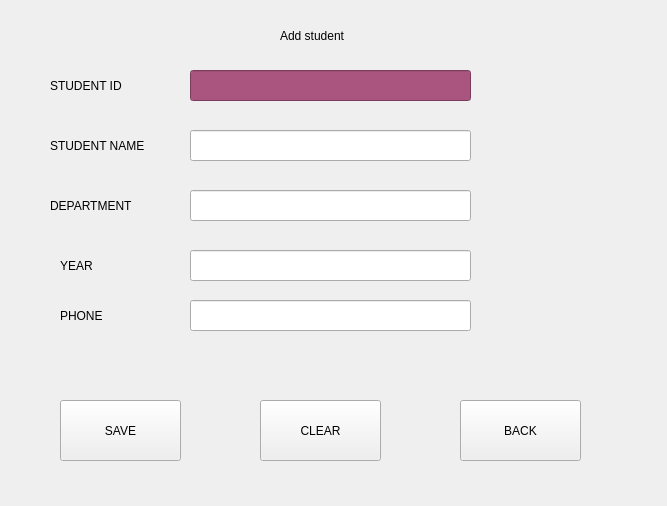
This is addstudent.ui in akshaya2215/Student-Management-System-Qt as Qt 5 draws it before an edit. The edited form follows.
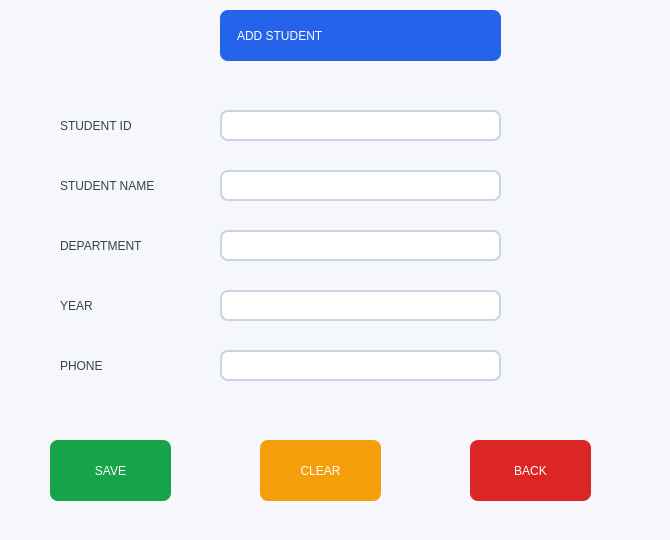
This is the edited form.

Diff of the .ui file:
```diff
--- a/addstudent.ui
+++ b/addstudent.ui
@@ -6,39 +6,56 @@
    <rect>
     <x>0</x>
     <y>0</y>
-    <width>667</width>
-    <height>506</height>
+    <width>670</width>
+    <height>540</height>
    </rect>
   </property>
   <property name="windowTitle">
    <string>Form</string>
   </property>
+  <property name="styleSheet">
+   <string notr="true">background-color: #F5F7FA;</string>
+  </property>
   <widget class="QLabel" name="label">
    <property name="geometry">
     <rect>
-     <x>280</x>
-     <y>20</y>
-     <width>121</width>
-     <height>31</height>
+     <x>220</x>
+     <y>10</y>
+     <width>281</width>
+     <height>51</height>
     </rect>
    </property>
+   <property name="styleSheet">
+    <string notr="true">background-color: #2563EB;
+color: white;
+border-radius: 8px;
+font: bold 18pt &quot;Segoe UI&quot;;
+padding: 8px;</string>
+   </property>
    <property name="text">
-    <string>Add student</string>
+    <string>  ADD STUDENT</string>
    </property>
   </widget>
   <widget class="QLineEdit" name="lineEditID">
    <property name="geometry">
     <rect>
-     <x>190</x>
-     <y>70</y>
+     <x>220</x>
+     <y>110</y>
      <width>281</width>
      <height>31</height>
     </rect>
    </property>
    <property name="styleSheet">
-    <string notr="true">QLineEdit{
-font-size:15px;
-	background-color: rgb(170, 85, 127);
+    <string notr="true">QLineEdit {
+    background-color: white;
+    color: black;
+    border: 2px solid #CBD5E1;
+    border-radius: 8px;
+    padding: 6px;
+}
+
+QLineEdit:focus {
+    border: 2px solid #2563EB;
 }</string>
    </property>
    <property name="text">
@@ -48,12 +65,24 @@
   <widget class="QPushButton" name="pushButtonSave">
    <property name="geometry">
     <rect>
-     <x>60</x>
-     <y>400</y>
+     <x>50</x>
+     <y>440</y>
      <width>121</width>
      <height>61</height>
     </rect>
    </property>
+   <property name="styleSheet">
+    <string notr="true">QPushButton {
+    background-color: #16A34A;
+    color: white;
+    border-radius: 8px;
+    font: bold 10pt &quot;Segoe UI&quot;;
+}
+
+QPushButton:hover {
+    background-color: #15803D;
+}</string>
+   </property>
    <property name="text">
     <string>SAVE</string>
    </property>
@@ -62,11 +91,23 @@
    <property name="geometry">
     <rect>
      <x>260</x>
-     <y>400</y>
+     <y>440</y>
      <width>121</width>
      <height>61</height>
     </rect>
    </property>
+   <property name="styleSheet">
+    <string notr="true">QPushButton {
+    background-color: #F59E0B;
+    color: white;
+    border-radius: 8px;
+    font: bold 10pt &quot;Segoe UI&quot;;
+}
+
+QPushButton:hover {
+    background-color: #D97706;
+}</string>
+   </property>
    <property name="text">
     <string>CLEAR</string>
    </property>
@@ -74,12 +115,24 @@
   <widget class="QPushButton" name="pushButtonBack">
    <property name="geometry">
     <rect>
-     <x>460</x>
-     <y>400</y>
+     <x>470</x>
+     <y>440</y>
      <width>121</width>
      <height>61</height>
     </rect>
    </property>
+   <property name="styleSheet">
+    <string notr="true">QPushButton {
+    background-color: #DC2626;
+    color: white;
+    border-radius: 8px;
+    font: bold 10pt &quot;Segoe UI&quot;;
+}
+
+QPushButton:hover {
+    background-color: #B91C1C;
+}</string>
+   </property>
    <property name="text">
     <string>BACK</string>
    </property>
@@ -87,12 +140,17 @@
   <widget class="QLabel" name="label_2">
    <property name="geometry">
     <rect>
-     <x>50</x>
-     <y>70</y>
+     <x>60</x>
+     <y>110</y>
      <width>121</width>
      <height>31</height>
     </rect>
    </property>
+   <property name="styleSheet">
+    <string notr="true">color: #374151;
+font: bold 10pt &quot;Segoe UI&quot;;
+background: transparent;</string>
+   </property>
    <property name="text">
     <string>STUDENT ID</string>
    </property>
@@ -100,12 +158,25 @@
   <widget class="QLineEdit" name="lineEditName">
    <property name="geometry">
     <rect>
-     <x>190</x>
-     <y>130</y>
+     <x>220</x>
+     <y>170</y>
      <width>281</width>
      <height>31</height>
     </rect>
    </property>
+   <property name="styleSheet">
+    <string notr="true">QLineEdit {
+    background-color: white;
+    color: black;
+    border: 2px solid #CBD5E1;
+    border-radius: 8px;
+    padding: 6px;
+}
+
+QLineEdit:focus {
+    border: 2px solid #2563EB;
+}</string>
+   </property>
    <property name="text">
     <string/>
    </property>
@@ -113,12 +184,25 @@
   <widget class="QLineEdit" name="lineEditDept">
    <property name="geometry">
     <rect>
-     <x>190</x>
-     <y>190</y>
+     <x>220</x>
+     <y>230</y>
      <width>281</width>
      <height>31</height>
     </rect>
    </property>
+   <property name="styleSheet">
+    <string notr="true">QLineEdit {
+    background-color: white;
+    color: black;
+    border: 2px solid #CBD5E1;
+    border-radius: 8px;
+    padding: 6px;
+}
+
+QLineEdit:focus {
+    border: 2px solid #2563EB;
+}</string>
+   </property>
    <property name="text">
     <string/>
    </property>
@@ -126,12 +210,25 @@
   <widget class="QLineEdit" name="lineEditYear">
    <property name="geometry">
     <rect>
-     <x>190</x>
-     <y>250</y>
+     <x>220</x>
+     <y>290</y>
      <width>281</width>
      <height>31</height>
     </rect>
    </property>
+   <property name="styleSheet">
+    <string notr="true">QLineEdit {
+    background-color: white;
+    color: black;
+    border: 2px solid #CBD5E1;
+    border-radius: 8px;
+    padding: 6px;
+}
+
+QLineEdit:focus {
+    border: 2px solid #2563EB;
+}</string>
+   </property>
    <property name="text">
     <string/>
    </property>
@@ -139,12 +236,25 @@
   <widget class="QLineEdit" name="lineEditPhone">
    <property name="geometry">
     <rect>
-     <x>190</x>
-     <y>300</y>
+     <x>220</x>
+     <y>350</y>
      <width>281</width>
      <height>31</height>
     </rect>
    </property>
+   <property name="styleSheet">
+    <string notr="true">QLineEdit {
+    background-color: white;
+    color: black;
+    border: 2px solid #CBD5E1;
+    border-radius: 8px;
+    padding: 6px;
+}
+
+QLineEdit:focus {
+    border: 2px solid #2563EB;
+}</string>
+   </property>
    <property name="text">
     <string/>
    </property>
@@ -152,12 +262,17 @@
   <widget class="QLabel" name="label_3">
    <property name="geometry">
     <rect>
-     <x>50</x>
-     <y>130</y>
-     <width>121</width>
+     <x>60</x>
+     <y>170</y>
+     <width>141</width>
      <height>31</height>
     </rect>
    </property>
+   <property name="styleSheet">
+    <string notr="true">color: #374151;
+font: bold 10pt &quot;Segoe UI&quot;;
+background: transparent;</string>
+   </property>
    <property name="text">
     <string>STUDENT NAME</string>
    </property>
@@ -165,12 +280,17 @@
   <widget class="QLabel" name="label_4">
    <property name="geometry">
     <rect>
-     <x>50</x>
-     <y>190</y>
+     <x>60</x>
+     <y>230</y>
      <width>121</width>
      <height>31</height>
     </rect>
    </property>
+   <property name="styleSheet">
+    <string notr="true">color: #374151;
+font: bold 10pt &quot;Segoe UI&quot;;
+background: transparent;</string>
+   </property>
    <property name="text">
     <string>DEPARTMENT</string>
    </property>
@@ -179,11 +299,16 @@
    <property name="geometry">
     <rect>
      <x>60</x>
-     <y>250</y>
+     <y>290</y>
      <width>121</width>
      <height>31</height>
     </rect>
    </property>
+   <property name="styleSheet">
+    <string notr="true">color: #374151;
+font: bold 10pt &quot;Segoe UI&quot;;
+background: transparent;</string>
+   </property>
    <property name="text">
     <string>YEAR</string>
    </property>
@@ -192,11 +317,16 @@
    <property name="geometry">
     <rect>
      <x>60</x>
-     <y>300</y>
+     <y>350</y>
      <width>121</width>
      <height>31</height>
     </rect>
    </property>
+   <property name="styleSheet">
+    <string notr="true">color: #374151;
+font: bold 10pt &quot;Segoe UI&quot;;
+background: transparent;</string>
+   </property>
    <property name="text">
     <string>PHONE</string>
    </property>
```
